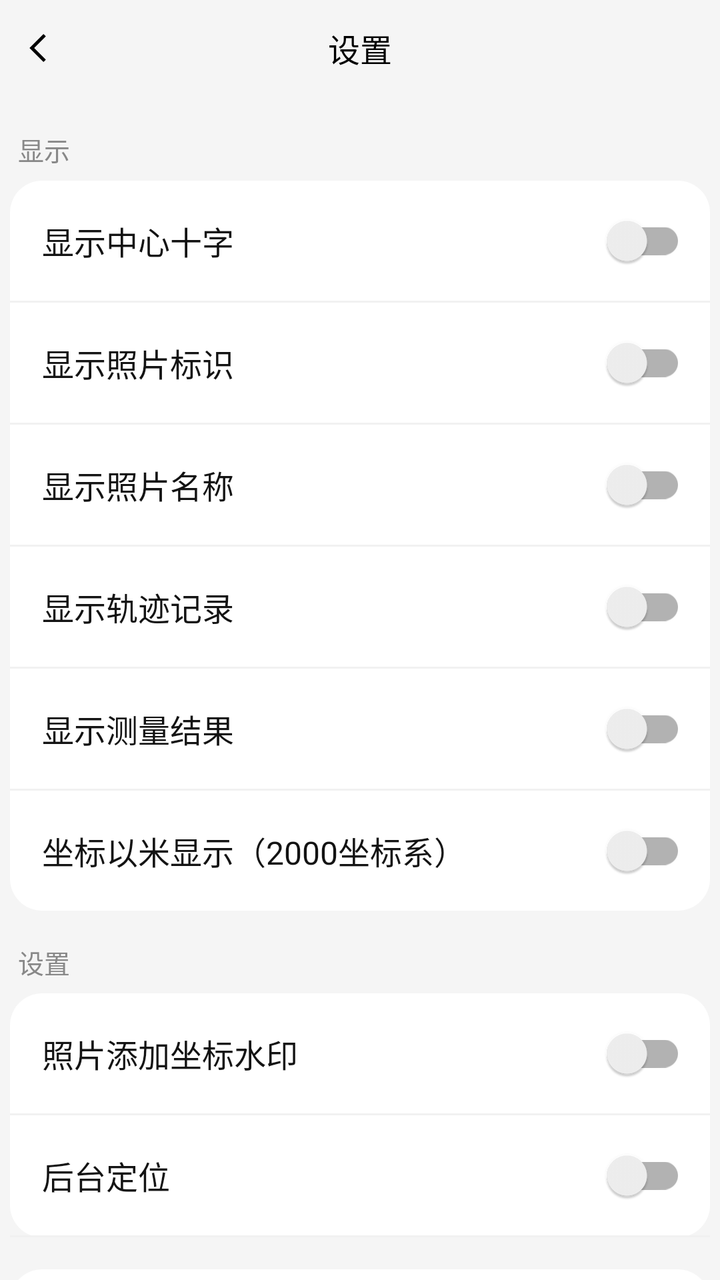
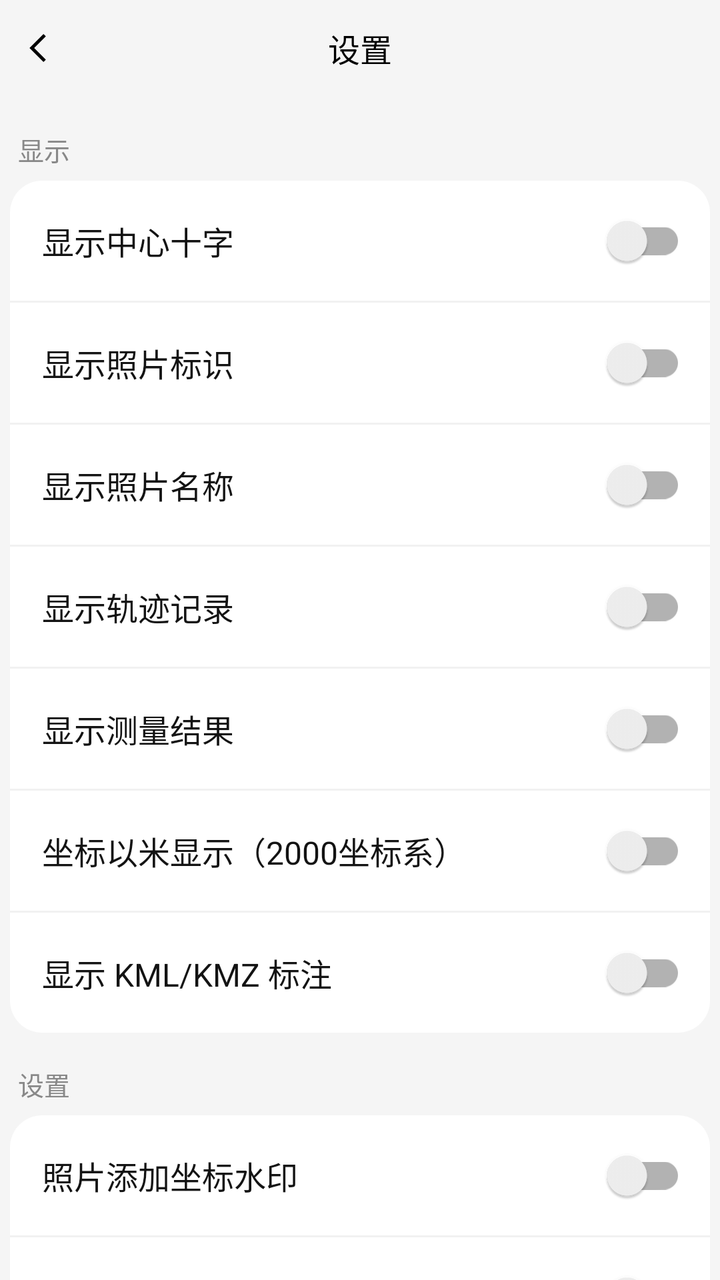

Before-and-after screenshots of an Android layout around one commit, followed by the original layout XML and the change that was made.
<!-- AndroidManifest.xml: application theme Theme.MobileMap -->
<!-- res/layout/activity_settings.xml -->
<?xml version="1.0" encoding="utf-8"?>
<LinearLayout xmlns:android="http://schemas.android.com/apk/res/android"
    android:layout_width="match_parent"
    android:layout_height="match_parent"
    android:background="@color/activity_background"
    android:orientation="vertical">

    <RelativeLayout
        android:layout_width="match_parent"
        android:layout_height="48dp"
        android:background="@color/activity_background"
        android:paddingStart="8dp"
        android:paddingEnd="8dp">

        <ImageView
            android:id="@+id/set_iv_back"
            android:layout_width="@dimen/activity_back_image_size"
            android:layout_height="@dimen/activity_back_image_size"
            android:layout_centerVertical="true"
            android:padding="2dp"
            android:src="@drawable/ic_left_arrow_black" />

        <TextView
            android:layout_width="wrap_content"
            android:layout_height="wrap_content"
            android:layout_centerInParent="true"
            android:text="@string/settings_title"
            android:textColor="@color/black"
            android:textSize="@dimen/activity_title_text_size"/>
    </RelativeLayout>


    <ScrollView
        android:layout_width="match_parent"
        android:layout_height="match_parent"
        android:fillViewport="true"
        android:scrollbars="none">

        <LinearLayout
            android:layout_width="match_parent"
            android:layout_height="wrap_content"
            android:orientation="vertical"
            android:padding="@dimen/activity_padding_size">


            
            <TextView
                android:layout_width="wrap_content"
                android:layout_height="wrap_content"
                android:layout_marginTop="12dp"
                android:paddingStart="4dp"
                android:text="@string/settings_group_display"
                android:textColor="#888888"
                android:textSize="13sp"/>

            <LinearLayout
                android:layout_width="match_parent"
                android:layout_height="wrap_content"
                android:layout_marginTop="6dp"
                android:background="@drawable/bg_settings_group"
                android:orientation="vertical">

                
                <LinearLayout
                    android:layout_width="match_parent"
                    android:layout_height="60dp"
                    android:gravity="center_vertical"
                    android:orientation="horizontal"
                    android:paddingStart="16dp"
                    android:paddingEnd="12dp">

                    <TextView
                        android:layout_width="0dp"
                        android:layout_height="wrap_content"
                        android:layout_weight="1"
                        android:maxLines="1"
                        android:ellipsize="end"
                        android:text="@string/settings_center_cross"
                        android:textColor="#131313"
                        android:textSize="16sp"/>

                    <androidx.appcompat.widget.SwitchCompat
                        android:id="@+id/set_switch_cross"
                        android:layout_width="wrap_content"
                        android:layout_height="wrap_content"/>
                </LinearLayout>

                <View android:layout_width="match_parent" android:layout_height="1dp" android:background="#F1F1F1" />

                
                <LinearLayout
                    android:layout_width="match_parent"
                    android:layout_height="60dp"
                    android:gravity="center_vertical"
                    android:orientation="horizontal"
                    android:paddingStart="16dp"
                    android:paddingEnd="12dp">

                    <TextView
                        android:layout_width="0dp"
                        android:layout_height="wrap_content"
                        android:layout_weight="1"
                        android:maxLines="1"
                        android:ellipsize="end"
                        android:text="@string/settings_show_media_layer"
                        android:textColor="#131313"
                        android:textSize="16sp"/>

                    <androidx.appcompat.widget.SwitchCompat
                        android:id="@+id/set_switch_media_layer"
                        android:layout_width="wrap_content"
                        android:layout_height="wrap_content"/>
                </LinearLayout>

                <View android:layout_width="match_parent" android:layout_height="1dp" android:background="#F1F1F1" />

                
                <LinearLayout
                    android:layout_width="match_parent"
                    android:layout_height="60dp"
                    android:gravity="center_vertical"
                    android:orientation="horizontal"
                    android:paddingStart="16dp"
                    android:paddingEnd="12dp">

                    <TextView
                        android:layout_width="0dp"
                        android:layout_height="wrap_content"
                        android:layout_weight="1"
                        android:maxLines="1"
                        android:ellipsize="end"
                        android:text="@string/settings_show_photo_name"
                        android:textColor="#131313"
                        android:textSize="16sp"/>

                    <androidx.appcompat.widget.SwitchCompat
                        android:id="@+id/set_switch_photo_name"
                        android:layout_width="wrap_content"
                        android:layout_height="wrap_content"/>
                </LinearLayout>

                <View android:layout_width="match_parent" android:layout_height="1dp" android:background="#F1F1F1" />

                
                <LinearLayout
                    android:layout_width="match_parent"
                    android:layout_height="60dp"
                    android:gravity="center_vertical"
                    android:orientation="horizontal"
                    android:paddingStart="16dp"
                    android:paddingEnd="12dp">

                    <TextView
                        android:layout_width="0dp"
                        android:layout_height="wrap_content"
                        android:layout_weight="1"
                        android:maxLines="1"
                        android:ellipsize="end"
                        android:text="@string/settings_show_track_layer"
                        android:textColor="#131313"
                        android:textSize="16sp"/>

                    <androidx.appcompat.widget.SwitchCompat
                        android:id="@+id/set_switch_track_layer"
                        android:layout_width="wrap_content"
                        android:layout_height="wrap_content"/>
                </LinearLayout>

                <View android:layout_width="match_parent" android:layout_height="1dp" android:background="#F1F1F1" />

                
                <LinearLayout
                    android:layout_width="match_parent"
                    android:layout_height="60dp"
                    android:gravity="center_vertical"
                    android:orientation="horizontal"
                    android:paddingStart="16dp"
                    android:paddingEnd="12dp">

                    <TextView
                        android:layout_width="0dp"
                        android:layout_height="wrap_content"
                        android:layout_weight="1"
                        android:maxLines="1"
                        android:ellipsize="end"
                        android:text="@string/settings_show_measure_layer"
                        android:textColor="#131313"
                        android:textSize="16sp"/>

                    <androidx.appcompat.widget.SwitchCompat
                        android:id="@+id/set_switch_measure_layer"
                        android:layout_width="wrap_content"
                        android:layout_height="wrap_content"/>
                </LinearLayout>

                <View android:layout_width="match_parent" android:layout_height="1dp" android:background="#F1F1F1" />

                
                <LinearLayout
                    android:layout_width="match_parent"
                    android:layout_height="60dp"
                    android:gravity="center_vertical"
                    android:orientation="horizontal"
                    android:paddingStart="16dp"
                    android:paddingEnd="12dp">

                    <TextView
                        android:layout_width="0dp"
                        android:layout_height="wrap_content"
                        android:layout_weight="1"
                        android:maxLines="1"
                        android:ellipsize="end"
                        android:text="@string/settings_coord_display_meter"
                        android:textColor="#131313"
                        android:textSize="16sp"/>

                    <androidx.appcompat.widget.SwitchCompat
                        android:id="@+id/set_switch_coord_meter"
                        android:layout_width="wrap_content"
                        android:layout_height="wrap_content"/>
                </LinearLayout>

            </LinearLayout>

            
            <TextView
                android:layout_width="wrap_content"
                android:layout_height="wrap_content"
                android:layout_marginTop="16dp"
                android:paddingStart="4dp"
                android:text="@string/settings_group_options"
                android:textColor="#888888"
                android:textSize="13sp"/>

            <LinearLayout
                android:layout_width="match_parent"
                android:layout_height="wrap_content"
                android:layout_marginTop="6dp"
                android:background="@drawable/bg_settings_group"
                android:orientation="vertical">

                
                <LinearLayout
                    android:layout_width="match_parent"
                    android:layout_height="60dp"
                    android:gravity="center_vertical"
                    android:orientation="horizontal"
                    android:paddingStart="16dp"
                    android:paddingEnd="12dp">

                    <TextView
                        android:layout_width="0dp"
                        android:layout_height="wrap_content"
                        android:layout_weight="1"
                        android:maxLines="1"
                        android:ellipsize="end"
                        android:text="@string/settings_photo_coordinate_watermark"
                        android:textColor="#131313"
                        android:textSize="16sp"/>

                    <androidx.appcompat.widget.SwitchCompat
                        android:id="@+id/set_switch_photo_watermark"
                        android:layout_width="wrap_content"
                        android:layout_height="wrap_content"/>
                </LinearLayout>

                <View android:layout_width="match_parent" android:layout_height="1dp" android:background="#F1F1F1" />

                
                <LinearLayout
                    android:layout_width="match_parent"
                    android:layout_height="60dp"
                    android:gravity="center_vertical"
                    android:orientation="horizontal"
                    android:paddingStart="16dp"
                    android:paddingEnd="12dp">

                    <TextView
                        android:layout_width="0dp"
                        android:layout_height="wrap_content"
                        android:layout_weight="1"
                        android:maxLines="1"
                        android:ellipsize="end"
                        android:text="@string/settings_background_location"
                        android:textColor="#131313"
                        android:textSize="16sp"/>

                    <androidx.appcompat.widget.SwitchCompat
                        android:id="@+id/set_switch_background_location"
                        android:layout_width="wrap_content"
                        android:layout_height="wrap_content"/>
                </LinearLayout>

                <View android:layout_width="match_parent" android:layout_height="1dp" android:background="#F1F1F1"/>

                
                <LinearLayout
                    android:layout_width="match_parent"
                    android:layout_height="60dp"
                    android:gravity="center_vertical"
                    android:orientation="horizontal"
                    android:paddingStart="16dp"
                    android:paddingEnd="12dp"
                    android:visibility="gone">

                    <TextView
                        android:layout_width="0dp"
                        android:layout_height="wrap_content"
                        android:layout_weight="1"
                        android:maxLines="1"
                        android:ellipsize="end"
                        android:text="@string/settings_shp_use_gdal"
                        android:textColor="#131313"
                        android:textSize="16sp"
                        />

                    <androidx.appcompat.widget.SwitchCompat
                        android:id="@+id/set_switch_shp_gdal"
                        android:layout_width="wrap_content"
                        android:layout_height="wrap_content"/>
                </LinearLayout>

            </LinearLayout>

            <LinearLayout
                android:layout_width="match_parent"
                android:layout_height="wrap_content"
                android:layout_marginTop="16dp"
                android:background="@drawable/bg_settings_group"
                android:orientation="vertical">

                
                <RelativeLayout
                    android:id="@+id/set_row_help"
                    android:layout_width="match_parent"
                    android:layout_height="48dp"
                    android:paddingStart="16dp"
                    android:paddingEnd="12dp">

                    <TextView
                        android:layout_width="wrap_content"
                        android:layout_height="wrap_content"
                        android:layout_centerVertical="true"
                        android:layout_centerInParent="true"
                        android:text="@string/settings_help"
                        android:textColor="#131313"
                        android:textSize="16sp"/>

                </RelativeLayout>

                <View android:layout_width="match_parent" android:layout_height="1dp" android:background="#F1F1F1"/>

                <RelativeLayout
                    android:id="@+id/set_row_about"
                    android:layout_width="match_parent"
                    android:layout_height="48dp"
                    android:paddingStart="16dp"
                    android:paddingEnd="12dp">

                    <TextView
                        android:layout_width="wrap_content"
                        android:layout_height="wrap_content"
                        android:layout_centerVertical="true"
                        android:layout_centerInParent="true"
                        android:text="@string/settings_personal_info_list"
                        android:textColor="#131313"
                        android:textSize="16sp"/>

                </RelativeLayout>
            </LinearLayout>
        </LinearLayout>
    </ScrollView>

</LinearLayout>
<!-- resources referenced by this layout -->
<resources>
  <color name="activity_background">#F5F5F5</color>
  <color name="black">#FF000000</color>
  <dimen name="activity_back_image_size">24dp</dimen>
  <dimen name="activity_padding_size">5dp</dimen>
  <dimen name="activity_title_text_size">16sp</dimen>
  <!-- drawable bg_settings_group (drawable) -->
  <?xml version="1.0" encoding="utf-8"?>
  <shape xmlns:android="http://schemas.android.com/apk/res/android" android:shape="rectangle">
      <solid android:color="#FFFFFF" />
      <corners android:radius="16dp" />
  </shape>
  <!-- drawable ic_left_arrow_black (drawable) -->
  <?xml version="1.0" encoding="utf-8"?>
  <vector xmlns:android="http://schemas.android.com/apk/res/android"
      android:width="24dp"
      android:height="24dp"
      android:viewportWidth="24"
      android:viewportHeight="24">
      <path
          android:fillColor="#000000"
          android:pathData="M15.5,5L8.5,12L15.5,19L14.1,20.4L5.7,12L14.1,3.6Z" />
  </vector>
  <string name="settings_background_location">后台定位</string>
  <string name="settings_center_cross">显示中心十字</string>
  <string name="settings_coord_display_meter">坐标以米显示（2000坐标系）</string>
  <string name="settings_group_display">显示</string>
  <string name="settings_group_options">设置</string>
  <string name="settings_help">帮助</string>
  <string name="settings_personal_info_list">关于</string>
  <string name="settings_photo_coordinate_watermark">照片添加坐标水印</string>
  <string name="settings_show_measure_layer">显示测量结果</string>
  <string name="settings_show_media_layer">显示照片标识</string>
  <string name="settings_show_photo_name">显示照片名称</string>
  <string name="settings_show_track_layer">显示轨迹记录</string>
  <string name="settings_shp_use_gdal">shp 使用 GDAL 读取（关闭则走 WorldWind 原生）</string>
  <string name="settings_title">设置</string>
  <style name="Theme.MobileMap" parent="Theme.MaterialComponents.DayNight.DarkActionBar">
          
          <item name="colorPrimary">@color/purple_500</item>
          <item name="colorPrimaryVariant">@color/purple_700</item>
          <item name="colorOnPrimary">@color/white</item>
          
          <item name="colorSecondary">@color/teal_200</item>
          <item name="colorSecondaryVariant">@color/teal_700</item>
          <item name="colorOnSecondary">@color/black</item>
          
          <item name="android:statusBarColor">?attr/colorPrimaryVariant</item>
          
      </style>
  <color name="purple_500">#FF6200EE</color>
  <color name="purple_700">#FF3700B3</color>
  <color name="white">#FFFFFFFF</color>
  <color name="teal_200">#FF03DAC5</color>
  <color name="teal_700">#FF018786</color>
</resources>

<!-- the commit's change to res/layout/activity_settings.xml (unified diff, before → after) -->
@@ -38,7 +38,7 @@
 
         <LinearLayout
             android:layout_width="match_parent"
-            android:layout_height="wrap_content"
+            android:layout_height="match_parent"
             android:orientation="vertical"
             android:padding="@dimen/activity_padding_size">
 
@@ -220,6 +220,33 @@
                         android:layout_height="wrap_content"/>
                 </LinearLayout>
 
+                <View android:layout_width="match_parent" android:layout_height="1dp" android:background="#F1F1F1" />
+
+                
+                <LinearLayout
+                    android:layout_width="match_parent"
+                    android:layout_height="60dp"
+                    android:gravity="center_vertical"
+                    android:orientation="horizontal"
+                    android:paddingStart="16dp"
+                    android:paddingEnd="12dp">
+
+                    <TextView
+                        android:layout_width="0dp"
+                        android:layout_height="wrap_content"
+                        android:layout_weight="1"
+                        android:maxLines="1"
+                        android:ellipsize="end"
+                        android:text="@string/settings_kml_label"
+                        android:textColor="#131313"
+                        android:textSize="16sp"/>
+
+                    <androidx.appcompat.widget.SwitchCompat
+                        android:id="@+id/set_switch_kml_label"
+                        android:layout_width="wrap_content"
+                        android:layout_height="wrap_content"/>
+                </LinearLayout>
+
             </LinearLayout>
 
             
@@ -322,25 +349,30 @@
 
             </LinearLayout>
 
+            
+            <View
+                android:layout_width="match_parent"
+                android:layout_height="0dp"
+                android:layout_weight="1"/>
+
+            
             <LinearLayout
                 android:layout_width="match_parent"
                 android:layout_height="wrap_content"
                 android:layout_marginTop="16dp"
                 android:background="@drawable/bg_settings_group"
-                android:orientation="vertical">
+                android:orientation="horizontal">
 
                 
                 <RelativeLayout
                     android:id="@+id/set_row_help"
-                    android:layout_width="match_parent"
+                    android:layout_width="0dp"
                     android:layout_height="48dp"
-                    android:paddingStart="16dp"
-                    android:paddingEnd="12dp">
-
-                    <TextView
-                        android:layout_width="wrap_content"
-                        android:layout_height="wrap_content"
-                        android:layout_centerVertical="true"
+                    android:layout_weight="1">
+
+                    <TextView
+                        android:layout_width="wrap_content"
+                        android:layout_height="wrap_content"
                         android:layout_centerInParent="true"
                         android:text="@string/settings_help"
                         android:textColor="#131313"
@@ -348,19 +380,17 @@
 
                 </RelativeLayout>
 
-                <View android:layout_width="match_parent" android:layout_height="1dp" android:background="#F1F1F1"/>
+                <View android:layout_width="1dp" android:layout_height="match_parent" android:background="#F1F1F1"/>
 
                 <RelativeLayout
                     android:id="@+id/set_row_about"
-                    android:layout_width="match_parent"
+                    android:layout_width="0dp"
                     android:layout_height="48dp"
-                    android:paddingStart="16dp"
-                    android:paddingEnd="12dp">
-
-                    <TextView
-                        android:layout_width="wrap_content"
-                        android:layout_height="wrap_content"
-                        android:layout_centerVertical="true"
+                    android:layout_weight="1">
+
+                    <TextView
+                        android:layout_width="wrap_content"
+                        android:layout_height="wrap_content"
                         android:layout_centerInParent="true"
                         android:text="@string/settings_personal_info_list"
                         android:textColor="#131313"
<!-- resource entries referenced after the edit -->
@@ -28,6 +28,7 @@
   <string name="settings_group_display">显示</string>
   <string name="settings_group_options">设置</string>
   <string name="settings_help">帮助</string>
+  <string name="settings_kml_label">显示 KML/KMZ 标注</string>
   <string name="settings_personal_info_list">关于</string>
   <string name="settings_photo_coordinate_watermark">照片添加坐标水印</string>
   <string name="settings_show_measure_layer">显示测量结果</string>
